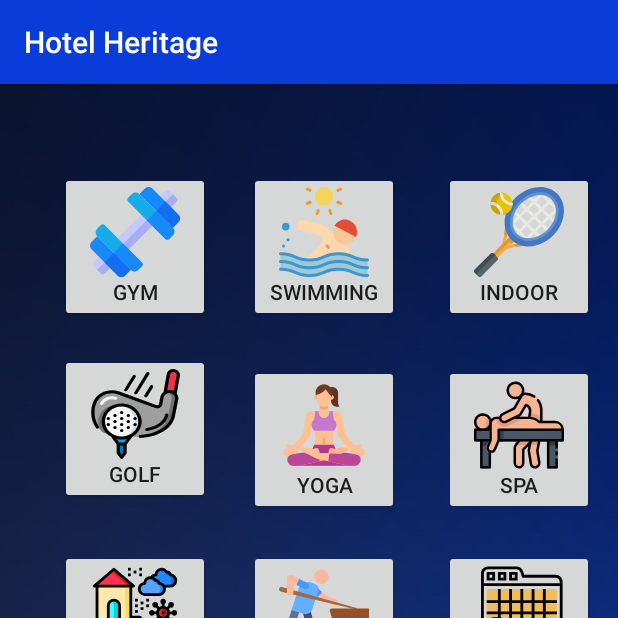
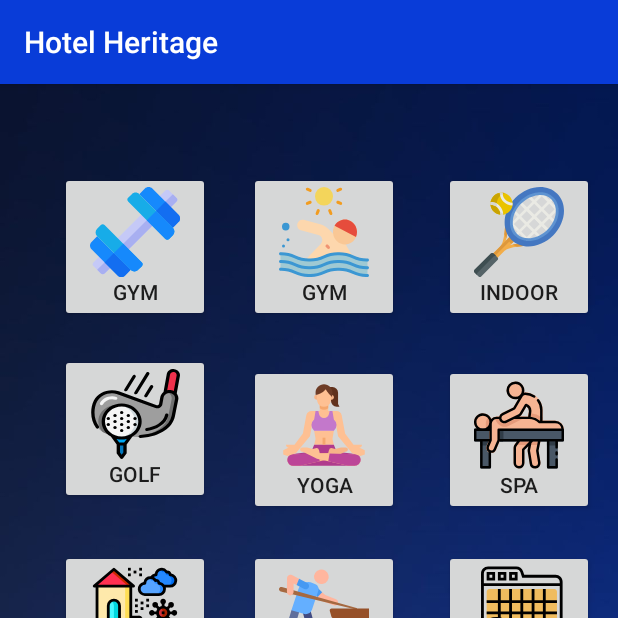
Before and after one commit to Anuththara18/MAD-Project, an Android app: the ActivitesHome screen opened directly, with no data from a screen before it, on a phone screen of 412 x 824 dp, the top half of it. Run offline under Robolectric (Android 15) with nearby library versions, the light colour scheme and no system bars.

Commit message:
first three sections

```diff
--- a/app/src/main/res/layout/activity_activites_home.xml
+++ b/app/src/main/res/layout/activity_activites_home.xml
@@ -25,7 +25,7 @@
         android:layout_width="100dp"
         android:layout_height="100dp"
         android:drawableTop="@drawable/ic_swimming"
-        android:text="Swimming"
+        android:text="@string/gym"
         app:layout_constraintBottom_toBottomOf="parent"
         app:layout_constraintEnd_toEndOf="parent"
         app:layout_constraintHorizontal_bias="0.533"
@@ -38,7 +38,7 @@
         android:layout_width="100dp"
         android:layout_height="100dp"
         android:drawableTop="@drawable/ic_racket"
-        android:text="indoor"
+        android:text="@string/tennis"
         app:layout_constraintBottom_toBottomOf="parent"
         app:layout_constraintEnd_toEndOf="parent"
         app:layout_constraintHorizontal_bias="0.948"
@@ -51,7 +51,7 @@
         android:layout_width="100dp"
         android:layout_height="100dp"
         android:drawableTop="@drawable/ic_golf"
-        android:text="golf"
+        android:text="@string/golf"
         app:layout_constraintBottom_toBottomOf="parent"
         app:layout_constraintEnd_toEndOf="parent"
         app:layout_constraintHorizontal_bias="0.128"
@@ -64,7 +64,7 @@
         android:layout_width="100dp"
         android:layout_height="100dp"
         android:drawableTop="@drawable/ic_yoga"
-        android:text="yoga"
+        android:text="@string/yoga"
         app:layout_constraintBottom_toBottomOf="parent"
         app:layout_constraintEnd_toEndOf="parent"
         app:layout_constraintHorizontal_bias="0.533"
@@ -77,7 +77,7 @@
         android:layout_width="100dp"
         android:layout_height="100dp"
         android:drawableTop="@drawable/ic_massage"
-        android:text="Spa"
+        android:text="@string/Spa"
         app:layout_constraintBottom_toBottomOf="parent"
         app:layout_constraintEnd_toEndOf="parent"
         app:layout_constraintHorizontal_bias="0.948"
@@ -90,7 +90,7 @@
         android:layout_width="100dp"
         android:layout_height="100dp"
         android:drawableTop="@drawable/ic_playground"
-        android:text="kids area"
+        android:text="@string/kidsArea"
         app:layout_constraintBottom_toBottomOf="parent"
         app:layout_constraintEnd_toEndOf="parent"
         app:layout_constraintHorizontal_bias="0.128"
@@ -103,7 +103,7 @@
         android:layout_width="100dp"
         android:layout_height="100dp"
         android:drawableTop="@drawable/ic_billiard"
-        android:text="Billiard"
+        android:text="@string/billiard"
         app:layout_constraintBottom_toBottomOf="parent"
         app:layout_constraintEnd_toEndOf="parent"
         app:layout_constraintHorizontal_bias="0.533"
@@ -116,7 +116,7 @@
         android:layout_width="100dp"
         android:layout_height="100dp"
         android:drawableTop="@drawable/ic_calendar"
-        android:text="my list"
+        android:text="@string/myAppointments"
         app:layout_constraintBottom_toBottomOf="parent"
         app:layout_constraintEnd_toEndOf="parent"
         app:layout_constraintHorizontal_bias="0.948"
--- a/app/src/main/res/layout/activity_book_session.xml
+++ b/app/src/main/res/layout/activity_book_session.xml
@@ -87,7 +87,7 @@
         android:layout_width="361dp"
         android:layout_height="49dp"
         android:background="#CADCFB"
-        android:text="Book Now"
+        android:text="@string/bookNow"
         android:textSize="18sp"
         app:layout_constraintBottom_toBottomOf="parent"
         app:layout_constraintEnd_toEndOf="parent"
--- a/app/src/main/res/values/strings.xml
+++ b/app/src/main/res/values/strings.xml
@@ -1,3 +1,13 @@
 <resources>
     <string name="app_name">Hotel Heritage</string>
+    <string name="gym">Gym</string>
+    <string name="swim">Swimming</string>
+    <string name="tennis">Indoor</string>
+    <string name="golf">Golf</string>
+    <string name="yoga">Yoga</string>
+    <string name="Spa">Spa</string>
+    <string name="kidsArea">Kids Area</string>
+    <string name="billiard">Billiard</string>
+    <string name="myAppointments">My List</string>
+    <string name="bookNow">Book Now</string>
 </resources>
```
